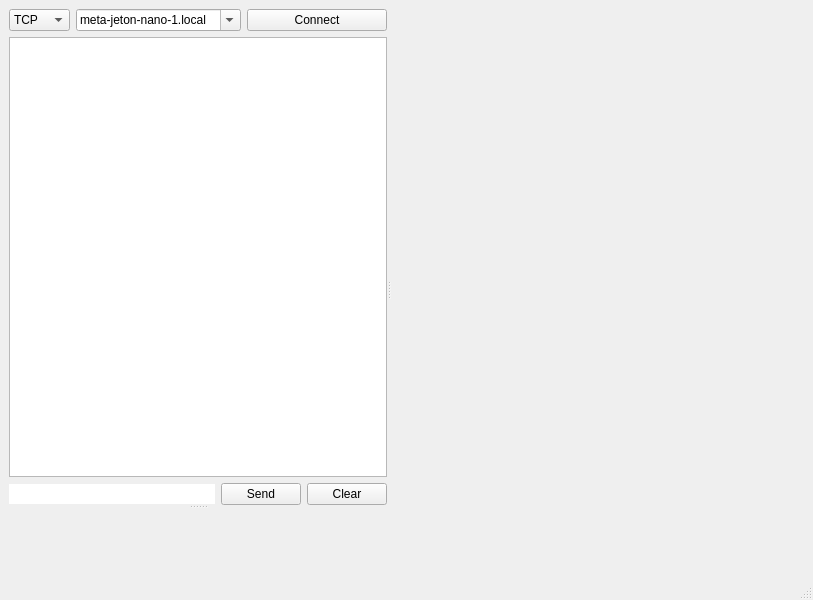
Meta-Team/Meta-Terminal-III, file main_window_ui.ui: the form before one commit.
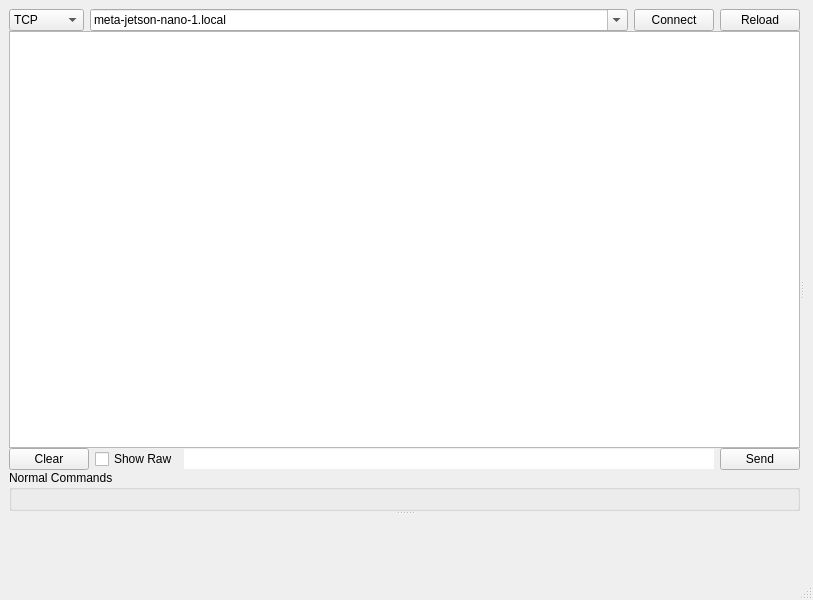
The form after the commit.

Diff of the .ui file:
```diff
--- a/main_window_ui.ui
+++ b/main_window_ui.ui
@@ -41,6 +41,18 @@
           </property>
           <widget class="QWidget" name="terminal_container" native="true">
            <layout class="QVBoxLayout" name="verticalLayout_2">
+            <property name="spacing">
+             <number>0</number>
+            </property>
+            <property name="leftMargin">
+             <number>0</number>
+            </property>
+            <property name="topMargin">
+             <number>0</number>
+            </property>
+            <property name="rightMargin">
+             <number>0</number>
+            </property>
             <item>
              <widget class="QWidget" name="widget" native="true">
               <property name="sizePolicy">
@@ -70,6 +82,12 @@
                    <verstretch>0</verstretch>
                   </sizepolicy>
                  </property>
+                 <property name="minimumSize">
+                  <size>
+                   <width>75</width>
+                   <height>0</height>
+                  </size>
+                 </property>
                  <property name="currentText">
                   <string>TCP</string>
                  </property>
@@ -86,7 +104,19 @@
                 </widget>
                </item>
                <item>
-                <widget class="QComboBox" name="comboBox_2">
+                <widget class="QComboBox" name="connection_addr_combo">
+                 <property name="sizePolicy">
+                  <sizepolicy hsizetype="Expanding" vsizetype="Fixed">
+                   <horstretch>0</horstretch>
+                   <verstretch>0</verstretch>
+                  </sizepolicy>
+                 </property>
+                 <property name="minimumSize">
+                  <size>
+                   <width>250</width>
+                   <height>0</height>
+                  </size>
+                 </property>
                  <property name="editable">
                   <bool>true</bool>
                  </property>
@@ -95,7 +125,7 @@
                  </property>
                  <item>
                   <property name="text">
-                   <string>meta-jeton-nano-1.local</string>
+                   <string>meta-jetson-nano-1.local</string>
                   </property>
                  </item>
                  <item>
@@ -111,12 +141,31 @@
                 </widget>
                </item>
                <item>
-                <widget class="QPushButton" name="pushButton">
+                <widget class="QPushButton" name="connect_button">
+                 <property name="sizePolicy">
+                  <sizepolicy hsizetype="Maximum" vsizetype="Fixed">
+                   <horstretch>0</horstretch>
+                   <verstretch>0</verstretch>
+                  </sizepolicy>
+                 </property>
                  <property name="text">
                   <string>Connect</string>
                  </property>
                 </widget>
                </item>
+               <item>
+                <widget class="QPushButton" name="reload_button">
+                 <property name="sizePolicy">
+                  <sizepolicy hsizetype="Maximum" vsizetype="Fixed">
+                   <horstretch>0</horstretch>
+                   <verstretch>0</verstretch>
+                  </sizepolicy>
+                 </property>
+                 <property name="text">
+                  <string>Reload</string>
+                 </property>
+                </widget>
+               </item>
               </layout>
              </widget>
             </item>
@@ -139,41 +188,93 @@
                 <number>0</number>
                </property>
                <item>
-                <widget class="QLineEdit" name="lineEdit">
+                <widget class="QPushButton" name="clear_terminal_button">
+                 <property name="sizePolicy">
+                  <sizepolicy hsizetype="Maximum" vsizetype="Fixed">
+                   <horstretch>0</horstretch>
+                   <verstretch>0</verstretch>
+                  </sizepolicy>
+                 </property>
+                 <property name="text">
+                  <string>Clear</string>
+                 </property>
+                </widget>
+               </item>
+               <item>
+                <widget class="QCheckBox" name="show_raw_check">
+                 <property name="sizePolicy">
+                  <sizepolicy hsizetype="Maximum" vsizetype="Fixed">
+                   <horstretch>0</horstretch>
+                   <verstretch>0</verstretch>
+                  </sizepolicy>
+                 </property>
+                 <property name="text">
+                  <string>Show Raw</string>
+                 </property>
+                </widget>
+               </item>
+               <item>
+                <widget class="QLineEdit" name="command_edit">
                  <property name="frame">
                   <bool>false</bool>
                  </property>
                 </widget>
                </item>
                <item>
-                <widget class="QPushButton" name="pushButton_2">
+                <widget class="QPushButton" name="send_command_button">
+                 <property name="sizePolicy">
+                  <sizepolicy hsizetype="Maximum" vsizetype="Fixed">
+                   <horstretch>0</horstretch>
+                   <verstretch>0</verstretch>
+                  </sizepolicy>
+                 </property>
                  <property name="text">
                   <string>Send</string>
                  </property>
                 </widget>
                </item>
-               <item>
-                <widget class="QPushButton" name="pushButton_3">
-                 <property name="text">
-                  <string>Clear</string>
-                 </property>
-                </widget>
-               </item>
               </layout>
              </widget>
             </item>
+            <item>
+             <widget class="QGroupBox" name="normal_commands_group">
+              <property name="title">
+               <string>Normal Commands</string>
+              </property>
+              <layout class="QHBoxLayout" name="normal_commands_group_layout"/>
+             </widget>
+            </item>
            </layout>
            <zorder>widget_2</zorder>
            <zorder>textEdit</zorder>
            <zorder>widget</zorder>
           </widget>
-          <widget class="QWidget" name="control_panel_container" native="true"/>
+          <widget class="QWidget" name="control_panel_container" native="true">
+           <property name="sizePolicy">
+            <sizepolicy hsizetype="Preferred" vsizetype="Expanding">
+             <horstretch>0</horstretch>
+             <verstretch>0</verstretch>
+            </sizepolicy>
+           </property>
+          </widget>
          </widget>
         </item>
        </layout>
       </widget>
       <widget class="QWidget" name="right_container" native="true">
        <layout class="QVBoxLayout" name="verticalLayout">
+        <property name="leftMargin">
+         <number>0</number>
+        </property>
+        <property name="topMargin">
+         <number>0</number>
+        </property>
+        <property name="rightMargin">
+         <number>0</number>
+        </property>
+        <property name="bottomMargin">
+         <number>0</number>
+        </property>
         <item>
          <widget class="QWidget" name="general_control_container" native="true">
           <property name="sizePolicy">
@@ -195,19 +296,6 @@
            <property name="bottomMargin">
             <number>0</number>
            </property>
-           <item>
-            <spacer name="horizontalSpacer">
-             <property name="orientation">
-              <enum>Qt::Horizontal</enum>
-             </property>
-             <property name="sizeHint" stdset="0">
-              <size>
-               <width>347</width>
-               <height>20</height>
-              </size>
-             </property>
-            </spacer>
-           </item>
           </layout>
          </widget>
         </item>
```
Left out of the diff: 13 changed lines with no effect on the pictures.
